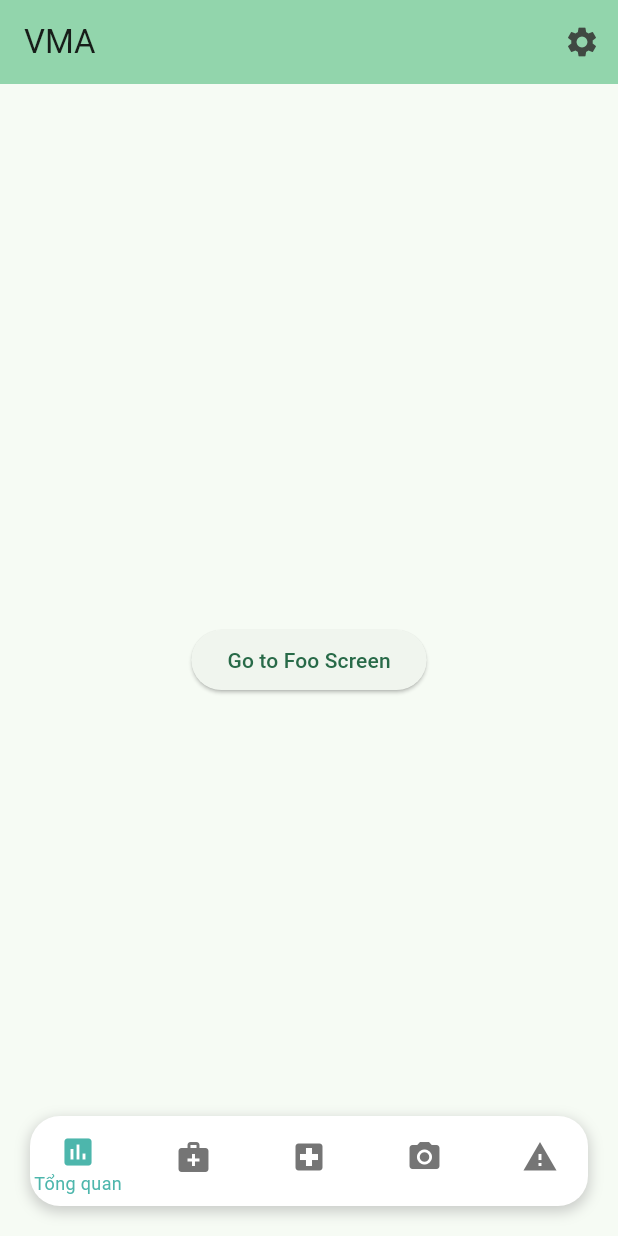
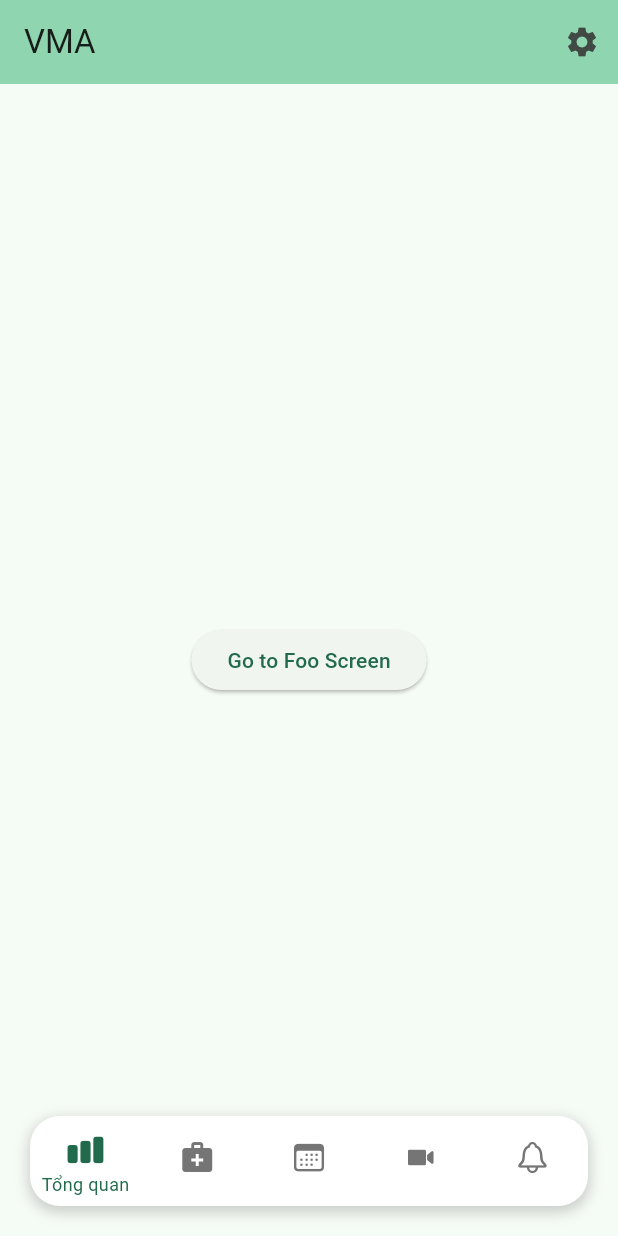
Before and after one commit to vma-pf/vma-mobile, a Flutter app: the screen it shows after launch, on a phone screen of 412 x 824 dp. Run offline on Flutter 3.47's test engine with Material 3 defaults, Android fonts, the phone set to English and light mode, and no system bars; our stand-ins replace dio, either_dart, go_router.

Commit message:
Style bottom nav bar + add theme

```diff
--- a/lib/main.dart
+++ b/lib/main.dart
@@ -14,8 +14,7 @@ class MyApp extends StatelessWidget {
     return MaterialApp.router(
       title: 'VMA',
       theme: ThemeData(
-        colorScheme: ColorScheme.fromSeed(
-            seedColor: const Color.fromARGB(255, 16, 129, 82)),
+        colorScheme: ColorScheme.fromSeed(seedColor: const Color(0xff10b981)),
         useMaterial3: true,
       ),
       debugShowCheckedModeBanner: false,
--- a/lib/screens/layout.dart
+++ b/lib/screens/layout.dart
@@ -1,3 +1,4 @@
+import 'package:flutter/cupertino.dart';
 import 'package:flutter/material.dart';
 import 'package:vma/screens/alert.dart';
 import 'package:vma/screens/camera.dart';
@@ -14,11 +15,11 @@ class LayoutPage extends StatefulWidget {
 }
 
 List<IconData> _icons = [
-  Icons.poll,
+  CupertinoIcons.chart_bar_fill,
   Icons.medical_services,
-  Icons.local_hospital,
-  Icons.camera_alt,
-  Icons.warning,
+  CupertinoIcons.calendar,
+  CupertinoIcons.video_camera_solid,
+  CupertinoIcons.bell,
 ];
 
 List<String> _titles = [
@@ -69,6 +70,55 @@ class _LayoutPageState extends State<LayoutPage> {
           ),
         ],
       ),
+      // bottomNavigationBar: Container(
+      //   margin: const EdgeInsets.only(left: 20, right: 20, bottom: 20),
+      //   padding:
+      //       const EdgeInsets.only(top: 10, left: 10, right: 10, bottom: 10),
+      //   decoration: BoxDecoration(
+      //     color: Colors.white,
+      //     borderRadius: BorderRadius.circular(20),
+      //   ),
+      //   child: BottomNavigationBar(
+      //     backgroundColor: const Color.fromARGB(255, 255, 255, 255),
+      //     elevation: 0,
+      //     items: const <BottomNavigationBarItem>[
+      //       BottomNavigationBarItem(
+      //         icon: Icon(CupertinoIcons.chart_bar_fill),
+      //         label: 'Tổng quan',
+      //         backgroundColor: Colors.transparent,
+      //       ),
+      //       BottomNavigationBarItem(
+      //         icon: Icon(Icons.medical_services),
+      //         label: 'Tiêm phòng',
+      //         // backgroundColor: Colors.white,
+      //       ),
+      //       BottomNavigationBarItem(
+      //         icon: Icon(CupertinoIcons.calendar),
+      //         label: 'Điều trị',
+      //         // backgroundColor: Colors.white,
+      //       ),
+      //       BottomNavigationBarItem(
+      //         icon: Icon(CupertinoIcons.video_camera_solid),
+      //         label: 'Camera',
+      //         // backgroundColor: Colors.white,
+      //       ),
+      //       BottomNavigationBarItem(
+      //         icon: Icon(CupertinoIcons.bell),
+      //         label: 'Cảnh báo',
+      //         // backgroundColor: Colors.white,
+      //       ),
+      //     ],
+      //     currentIndex: _isSelectedIndex,
+      //     type: BottomNavigationBarType.shifting,
+      //     selectedItemColor: Theme.of(context).colorScheme.inversePrimary,
+      //     onTap: (index) {
+      //       setState(() {
+      //         _isSelectedIndex = index;
+      //       });
+      //     },
+      //     unselectedItemColor: Colors.grey[400],
+      //   ),
+      // ),
     );
   }
 
@@ -76,6 +126,7 @@ class _LayoutPageState extends State<LayoutPage> {
     return Container(
         height: 60,
         margin: const EdgeInsets.only(right: 20, left: 20, bottom: 20),
+        padding: const EdgeInsets.only(top: 5, left: 5, right: 5, bottom: 5),
         decoration: BoxDecoration(
           color: Colors.white,
           borderRadius: BorderRadius.circular(20),
@@ -111,7 +162,7 @@ class _LayoutPageState extends State<LayoutPage> {
                               top: 5, bottom: 0, left: 20, right: 20),
                           child: Icon(icon,
                               color: isSelected
-                                  ? Colors.teal[300]
+                                  ? Theme.of(context).colorScheme.primary
                                   : Colors.grey[600]),
                         ),
                         isSelected
@@ -119,15 +170,15 @@ class _LayoutPageState extends State<LayoutPage> {
                                 _titles[index],
                                 style: TextStyle(
                                   color: isSelected
-                                      ? Colors.teal[300]
+                                      ? Theme.of(context).colorScheme.primary
                                       : Colors.grey[600],
                                   fontSize: 12,
+                                  height: 2,
                                 ),
                               )
                             : const SizedBox(
                                 height: 10,
                               ),
-                        // const SizedBox(height: 10),
                       ],
                     ),
                   ),
```
